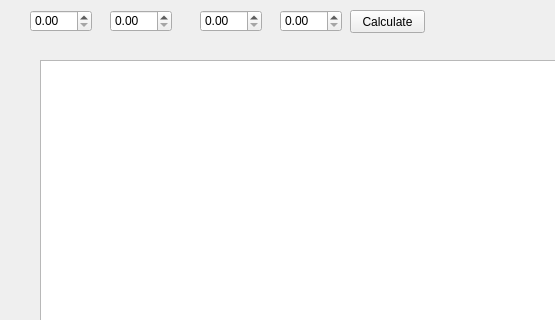
Above: obviousmethod.ui from N45ING/CW before the change; both pictures show x 0 to 555 and y 0 to 320 of the 1052 by 633 pixel window. Below: the same form after it.
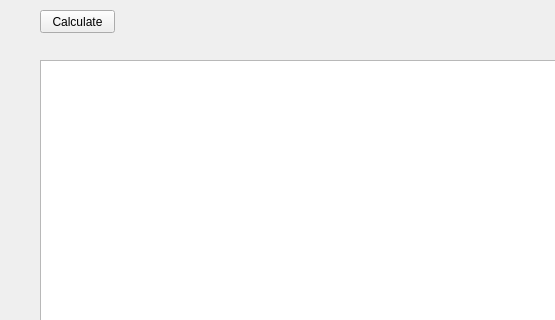
That is the form after the change.

What changed in the file:
```diff
--- a/obviousmethod.ui
+++ b/obviousmethod.ui
@@ -16,7 +16,7 @@
   <widget class="QPushButton" name="calculateButton">
    <property name="geometry">
     <rect>
-     <x>350</x>
+     <x>40</x>
      <y>10</y>
      <width>75</width>
      <height>23</height>
@@ -26,46 +26,6 @@
     <string>Calculate</string>
    </property>
   </widget>
-  <widget class="QDoubleSpinBox" name="equationA">
-   <property name="geometry">
-    <rect>
-     <x>30</x>
-     <y>10</y>
-     <width>62</width>
-     <height>22</height>
-    </rect>
-   </property>
-  </widget>
-  <widget class="QDoubleSpinBox" name="equationB">
-   <property name="geometry">
-    <rect>
-     <x>110</x>
-     <y>10</y>
-     <width>62</width>
-     <height>22</height>
-    </rect>
-   </property>
-  </widget>
-  <widget class="QDoubleSpinBox" name="accurateA">
-   <property name="geometry">
-    <rect>
-     <x>200</x>
-     <y>10</y>
-     <width>62</width>
-     <height>22</height>
-    </rect>
-   </property>
-  </widget>
-  <widget class="QDoubleSpinBox" name="accurateB">
-   <property name="geometry">
-    <rect>
-     <x>280</x>
-     <y>10</y>
-     <width>62</width>
-     <height>22</height>
-    </rect>
-   </property>
-  </widget>
   <widget class="QPlainTextEdit" name="plainTextEdit">
    <property name="geometry">
     <rect>
```
Left out of the diff: 2 changed lines with no effect on the pictures.
